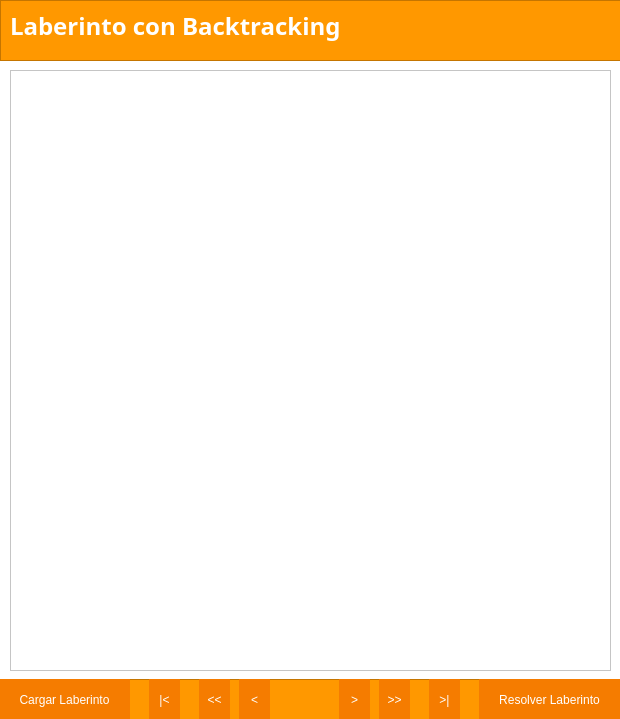
Above: laberintowindow.ui from carlosvelaquez/Proyecto-EdD1 before the change. Below: the same form after it.
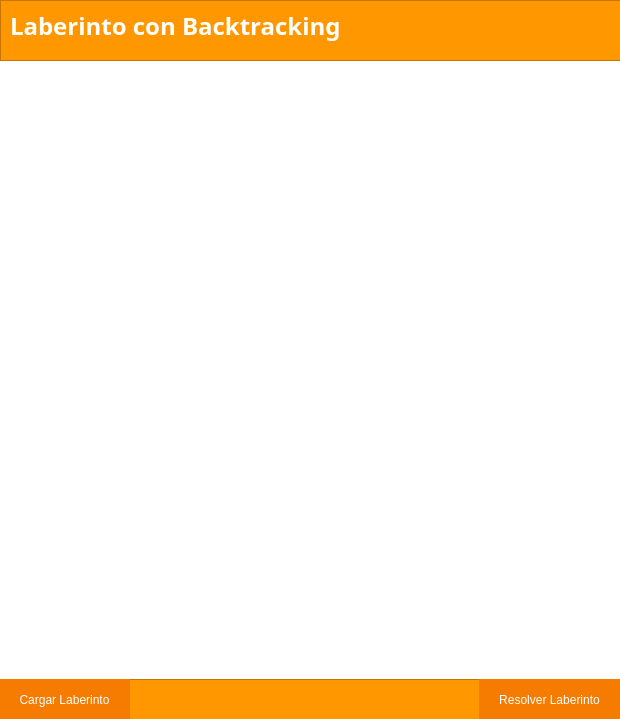
That is the form after the change.

```diff
--- a/laberintowindow.ui
+++ b/laberintowindow.ui
@@ -75,22 +75,6 @@
     </property>
    </widget>
   </widget>
-  <widget class="QFrame" name="frame">
-   <property name="geometry">
-    <rect>
-     <x>10</x>
-     <y>70</y>
-     <width>601</width>
-     <height>601</height>
-    </rect>
-   </property>
-   <property name="frameShape">
-    <enum>QFrame::StyledPanel</enum>
-   </property>
-   <property name="frameShadow">
-    <enum>QFrame::Raised</enum>
-   </property>
-  </widget>
   <widget class="QFrame" name="frame_3">
    <property name="geometry">
     <rect>
@@ -152,84 +136,6 @@
      <string>Cargar Laberinto</string>
     </property>
    </widget>
-   <widget class="QPushButton" name="pushbutton_next_2">
-    <property name="geometry">
-     <rect>
-      <x>340</x>
-      <y>0</y>
-      <width>31</width>
-      <height>41</height>
-     </rect>
-    </property>
-    <property name="text">
-     <string>&gt;</string>
-    </property>
-   </widget>
-   <widget class="QPushButton" name="pushbutton_next_3">
-    <property name="geometry">
-     <rect>
-      <x>380</x>
-      <y>0</y>
-      <width>31</width>
-      <height>41</height>
-     </rect>
-    </property>
-    <property name="text">
-     <string>&gt;&gt;</string>
-    </property>
-   </widget>
-   <widget class="QPushButton" name="pushbutton_next_4">
-    <property name="geometry">
-     <rect>
-      <x>430</x>
-      <y>0</y>
-      <width>31</width>
-      <height>41</height>
-     </rect>
-    </property>
-    <property name="text">
-     <string>&gt;|</string>
-    </property>
-   </widget>
-   <widget class="QPushButton" name="pushbutton_next_5">
-    <property name="geometry">
-     <rect>
-      <x>240</x>
-      <y>0</y>
-      <width>31</width>
-      <height>41</height>
-     </rect>
-    </property>
-    <property name="text">
-     <string>&lt;</string>
-    </property>
-   </widget>
-   <widget class="QPushButton" name="pushbutton_next_6">
-    <property name="geometry">
-     <rect>
-      <x>200</x>
-      <y>0</y>
-      <width>31</width>
-      <height>41</height>
-     </rect>
-    </property>
-    <property name="text">
-     <string>&lt;&lt;</string>
-    </property>
-   </widget>
-   <widget class="QPushButton" name="pushbutton_next_7">
-    <property name="geometry">
-     <rect>
-      <x>150</x>
-      <y>0</y>
-      <width>31</width>
-      <height>41</height>
-     </rect>
-    </property>
-    <property name="text">
-     <string>|&lt;</string>
-    </property>
-   </widget>
   </widget>
  </widget>
  <resources/>
```
